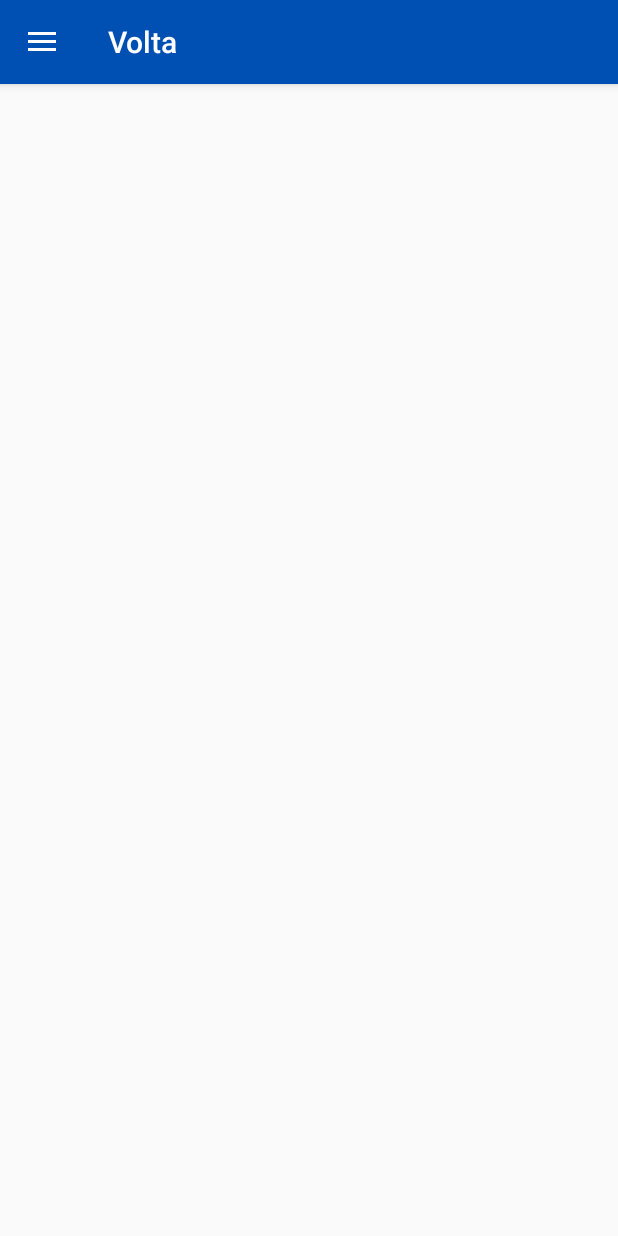
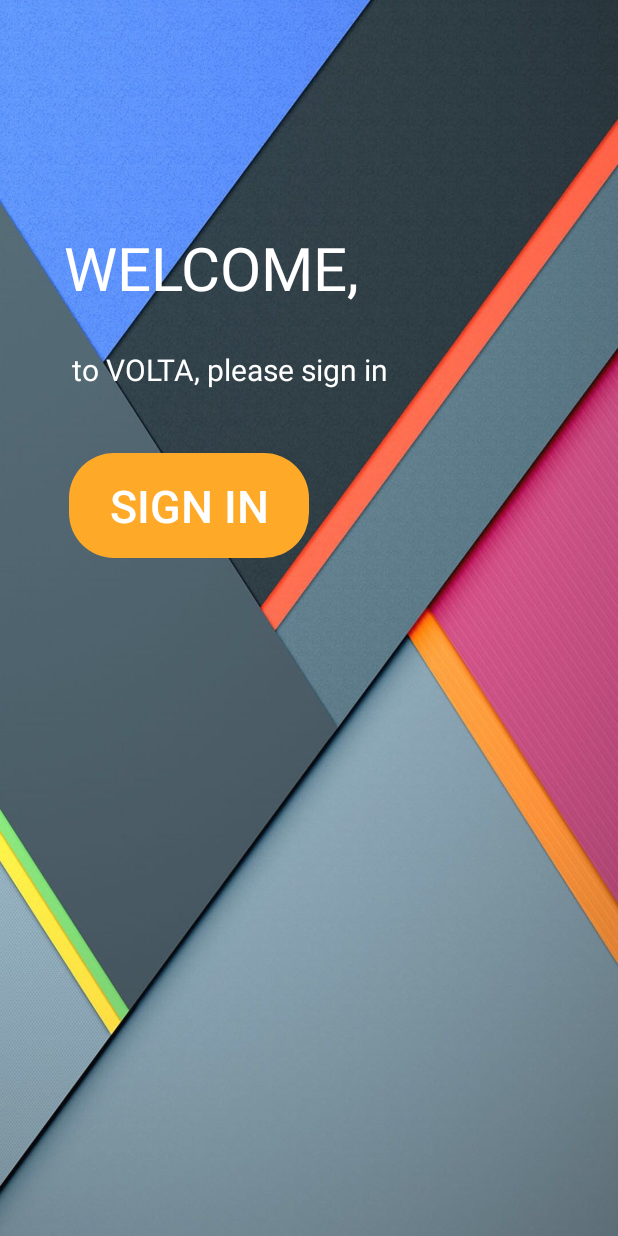
Before and after one commit to WilliamLech/PTUTS3, an Android app: the screen it shows after launch once a user with an empty profile is signed in (MainActivity before the commit, HomeSignIn after it), on a phone screen of 412 x 824 dp. Run offline under Robolectric (Android 15) with nearby library versions, the phone set to English and light mode, and no system bars.

Commit message:
version with splashscreen, home and signin designed

```diff
--- /dev/null
+++ b/app/src/main/java/com/example/volta/HomeSignIn.java
@@ -0,0 +1,29 @@
+package com.example.volta;
+
+import android.app.Activity;
+import android.content.Intent;
+import android.os.Bundle;
+import android.view.View;
+import android.widget.Button;
+
+public class HomeSignIn extends Activity {
+
+    private Button button;
+
+    protected void onCreate(Bundle savedInstanceState) {
+        super.onCreate(savedInstanceState);
+        setContentView(R.layout.activity_home);
+
+        button = findViewById(R.id.button);
+
+        button.setOnClickListener(new View.OnClickListener() {
+            @Override
+            public void onClick(View v) {
+                Intent i = new Intent(HomeSignIn.this, MainActivity.class);
+                startActivity(i);
+            }
+        });
+
+
+    }
+}
--- a/app/src/main/java/com/example/volta/SplashScreen.java
+++ b/app/src/main/java/com/example/volta/SplashScreen.java
@@ -17,7 +17,7 @@ public class SplashScreen extends Activity {
             @Override
             public void run() {
 
-                Intent i = new Intent(SplashScreen.this, MainActivity.class);
+                Intent i = new Intent(SplashScreen.this, HomeSignIn.class);
                 startActivity(i);
                 finish();
             }
--- a/app/src/main/res/drawable/custom_email_bg.xml
+++ b/app/src/main/res/drawable/custom_email_bg.xml
@@ -1,6 +1,6 @@
 <?xml version="1.0" encoding="utf-8"?>
 <shape xmlns:android="http://schemas.android.com/apk/res/android"
     android:shape="rectangle">
-        <corners android:radius="3dp"/>
-        <solid android:color="#ffb114"/>
+        <corners android:radius="20dp"/>
+        <solid android:color="#ffffff"/>
 </shape>
--- /dev/null
+++ b/app/src/main/res/drawable/signinbutton.xml
@@ -0,0 +1,19 @@
+<?xml version="1.0" encoding="utf-8"?>
+<shape xmlns:android="http://schemas.android.com/apk/res/android" android:shape="rectangle" >
+    <corners
+        android:radius="30dp"
+        />
+    <solid
+        android:color="#FFA929"
+        />
+    <padding
+        android:left="0dp"
+        android:top="0dp"
+        android:right="0dp"
+        android:bottom="0dp"
+        />
+    <size
+        android:width="180dp"
+        android:height="80dp"
+        />
+</shape>
--- /dev/null
+++ b/app/src/main/res/layout/activity_home.xml
@@ -0,0 +1,96 @@
+<?xml version="1.0" encoding="utf-8"?>
+<androidx.constraintlayout.widget.ConstraintLayout xmlns:android="http://schemas.android.com/apk/res/android"
+    xmlns:app="http://schemas.android.com/apk/res-auto"
+    xmlns:tools="http://schemas.android.com/tools"
+    android:layout_width="match_parent"
+    android:layout_height="match_parent"
+    tools:context=".HomeSignIn"
+    android:background="@drawable/background">
+
+
+    <Button
+        android:id="@+id/button"
+
+        android:layout_width="160dp"
+        android:layout_height="70dp"
+        android:layout_marginEnd="160dp"
+        android:layout_marginRight="160dp"
+        android:layout_marginBottom="150dp"
+        android:background="@drawable/signinbutton"
+        android:text="SIGN IN"
+        android:textColor="#FFFFFF"
+        android:textSize="30sp"
+        app:fontFamily="@font/bold"
+        app:layout_constraintBottom_toBottomOf="parent"
+        app:layout_constraintEnd_toEndOf="parent"
+        app:layout_constraintStart_toStartOf="parent"
+        app:layout_constraintTop_toTopOf="parent" />
+
+    <TextView
+        android:id="@+id/welcome"
+        app:fontFamily="@font/bold"
+        android:layout_width="wrap_content"
+        android:layout_height="wrap_content"
+        android:layout_marginStart="30dp"
+        android:layout_marginLeft="30dp"
+        android:layout_marginTop="100dp"
+        android:layout_marginBottom="20dp"
+        android:paddingBottom="25dp"
+        android:text="WELCOME,"
+        android:textColor="#FFF"
+        android:textSize="40sp"
+        app:layout_constraintBottom_toTopOf="@+id/button"
+        app:layout_constraintEnd_toEndOf="@+id/button"
+        app:layout_constraintStart_toStartOf="@+id/button"
+        app:layout_constraintTop_toTopOf="parent" />
+
+    <TextView
+        android:id="@+id/text"
+        android:layout_width="wrap_content"
+        android:layout_height="wrap_content"
+        android:layout_marginStart="55dp"
+        android:layout_marginLeft="55dp"
+        android:layout_marginBottom="40dp"
+        android:text="to VOLTA, please sign in"
+        app:fontFamily="@font/regular"
+        android:textColor="#FFF"
+        android:textSize="20sp"
+        app:layout_constraintBottom_toTopOf="@+id/button"
+        app:layout_constraintEnd_toEndOf="@+id/button"
+        app:layout_constraintStart_toStartOf="@+id/button"
+        app:layout_constraintTop_toBottomOf="@+id/welcome" />
+
+    <TextView
+        android:id="@+id/inscription"
+        android:layout_width="wrap_content"
+        android:layout_height="wrap_content"
+        android:layout_marginTop="380dp"
+        android:layout_marginBottom="100dp"
+        android:text="Not already registered ?"
+        app:fontFamily="@font/regular"
+        android:textSize="20sp"
+        android:textColor="#FFF"
+        android:layout_marginLeft="40dp"
+        app:layout_constraintBottom_toBottomOf="parent"
+        app:layout_constraintEnd_toEndOf="@+id/button"
+        app:layout_constraintStart_toStartOf="@+id/button"
+        app:layout_constraintTop_toBottomOf="@+id/button"/>
+
+    <TextView
+        android:id="@+id/register"
+        android:layout_width="wrap_content"
+        android:layout_height="wrap_content"
+        android:layout_marginBottom="100dp"
+        android:layout_marginTop="380dp"
+        android:layout_marginLeft="240dp"
+        android:text="REGISTER"
+        android:textColor="#FFA929"
+        android:textSize="22sp"
+        app:fontFamily="@font/bold"
+        android:layout_marginRight="30dp"
+        app:layout_constraintBottom_toBottomOf="parent"
+        app:layout_constraintEnd_toEndOf="parent"
+        app:layout_constraintStart_toStartOf="@+id/button"
+        app:layout_constraintTop_toBottomOf="@+id/button"/>
+
+</androidx.constraintlayout.widget.ConstraintLayout>
--- a/app/src/main/res/layout/activity_sign_in.xml
+++ b/app/src/main/res/layout/activity_sign_in.xml
@@ -16,7 +16,7 @@
         android:textStyle="bold" />
 
     <com.google.android.gms.common.SignInButton
-        android:id="@+id/sign_in_button"
+        android:id="@+id/sign_in_google"
         android:layout_width="wrap_content"
         android:layout_height="wrap_content"
         android:layout_centerInParent="true"
--- /dev/null
+++ b/app/src/main/res/layout/test.xml
@@ -0,0 +1,6 @@
+<?xml version="1.0" encoding="utf-8"?>
+<LinearLayout xmlns:android="http://schemas.android.com/apk/res/android"
+    android:orientation="vertical" android:layout_width="match_parent"
+    android:layout_height="match_parent">
+
+</LinearLayout>
--- a/app/src/main/res/values/colors.xml
+++ b/app/src/main/res/values/colors.xml
@@ -3,5 +3,5 @@
     <color name="colorPrimary">#008577</color>
     <color name="colorPrimaryDark">#00574B</color>
     <color name="colorAccent">#D81B60</color>
-    <color name="fond">#1a1a1a</color>
+    <color name="fond">#464646</color>
 </resources>
--- a/app/src/main/res/values/strings.xml
+++ b/app/src/main/res/values/strings.xml
@@ -1,7 +1,7 @@
 <resources>
     <string name="app_name">Volta</string>
     <string name="id">Identifiant</string>
-    <string name="pass">Password</string>
+    <string name="pass">*******</string>
     <string name="edit_profil">EDITER LE PROFIL</string>
 
 
```
Also changed, not shown: app/src/main/AndroidManifest.xml (+11 -3 lines), app/src/main/java/com/example/volta/ConnexionActivity.java (+6 -6 lines), app/src/main/res/drawable/registerbutton.xml (added, +19 -0 lines), app/src/main/res/layout/activity_conexion.xml (+107 -59 lines), app/src/main/res/values/styles.xml (+18 -0 lines), app/src/main/res/drawable/background.jpg (added), app/src/main/res/font/bold.ttf (added), app/src/main/res/font/italic.ttf (added), app/src/main/res/font/regular.ttf (added), 1 other file.
